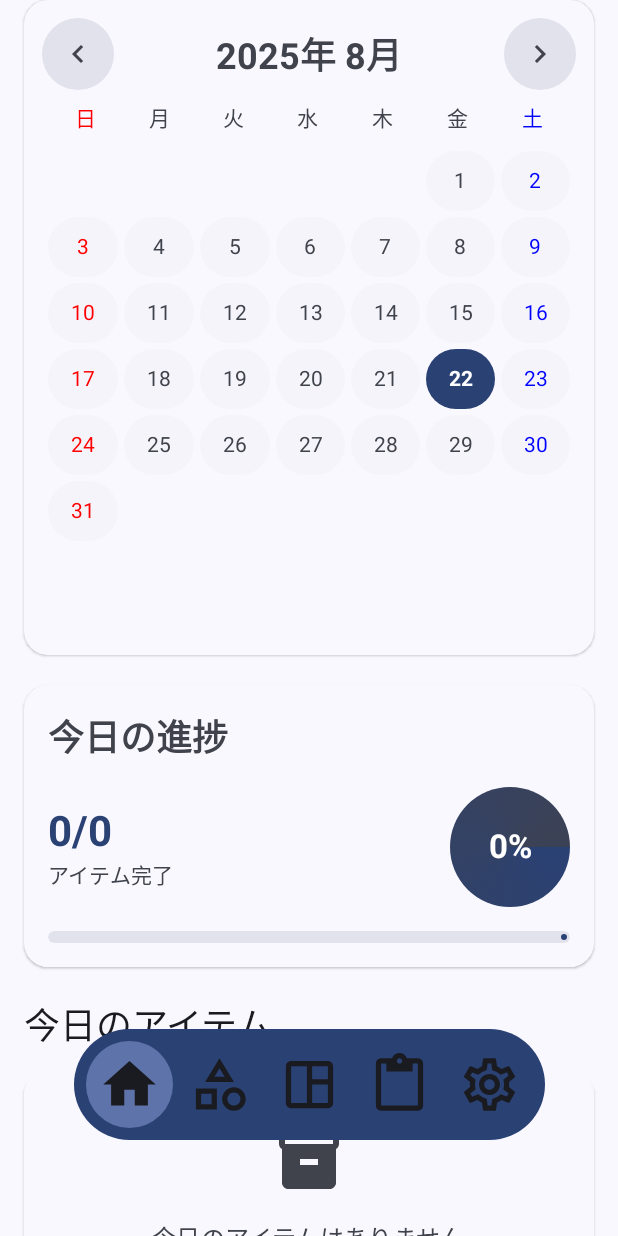
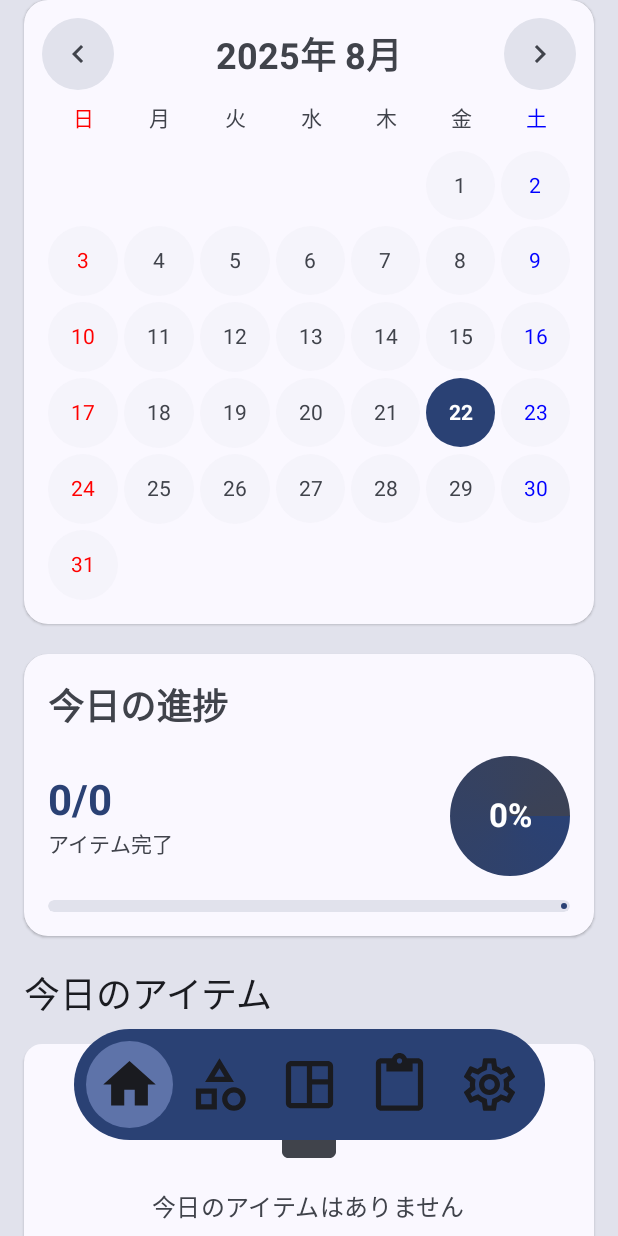
Before and after one commit to segnities007/CheckMate, an Android app built with Jetpack Compose: the screen it shows after launch (MainActivity), after a tap on "Continue with nothing", on a phone screen of 412 x 824 dp. Run offline under Robolectric (Android 15) with nearby library versions, the phone set to English and light mode, and no system bars; our stand-ins replace Room's generated code.

Commit message:
modify ui

```diff
--- a/app/src/main/java/com/segnities007/checkmate/ui/theme/Theme.kt
+++ b/app/src/main/java/com/segnities007/checkmate/ui/theme/Theme.kt
@@ -10,12 +10,16 @@ import androidx.compose.material3.dynamicLightColorScheme
 import androidx.compose.material3.lightColorScheme
 import androidx.compose.runtime.Composable
 import androidx.compose.ui.platform.LocalContext
+import androidx.compose.ui.graphics.Color
 
 private val DarkColorScheme =
     darkColorScheme(
         primary = Purple80,
         secondary = PurpleGrey80,
         tertiary = Pink80,
+        background = Color(0xFF000000), // 純黒背景色
+        surface = Color(0xFF1E1E1E), // Cardの背景色
+        surfaceVariant = Color(0xFF2D2D2D), // セカンダリカードの背景色
     )
 
 private val LightColorScheme =
@@ -23,15 +27,9 @@ private val LightColorScheme =
         primary = Purple40,
         secondary = PurpleGrey40,
         tertiary = Pink40,
-    /* Other default colors to override
-    background = Color(0xFFFFFBFE),
-    surface = Color(0xFFFFFBFE),
-    onPrimary = Color.White,
-    onSecondary = Color.White,
-    onTertiary = Color.White,
-    onBackground = Color(0xFF1C1B1F),
-    onSurface = Color(0xFF1C1B1F),
-     */
+        background = Color(0xFFCCCCCC), // より濃いグレー背景色
+        surface = Color(0xFFFFFFFF), // Cardの背景色
+        surfaceVariant = Color(0xFFF8F8F8), // セカンダリカードの背景色
     )
 
 @Composable
--- a/presentation/home/src/main/java/com/segnities007/home/HomeScreen.kt
+++ b/presentation/home/src/main/java/com/segnities007/home/HomeScreen.kt
@@ -3,12 +3,15 @@ package com.segnities007.home
 import android.util.Log
 import androidx.compose.animation.core.animateFloatAsState
 import androidx.compose.animation.core.tween
+import androidx.compose.foundation.background
 import androidx.compose.foundation.layout.Column
 import androidx.compose.foundation.layout.PaddingValues
 import androidx.compose.foundation.layout.Spacer
+import androidx.compose.foundation.layout.fillMaxSize
 import androidx.compose.foundation.layout.height
 import androidx.compose.foundation.layout.padding
 import androidx.compose.foundation.rememberScrollState
+import androidx.compose.material3.MaterialTheme
 import androidx.compose.runtime.Composable
 import androidx.compose.runtime.LaunchedEffect
 import androidx.compose.runtime.collectAsState
@@ -65,7 +68,10 @@ fun HomeScreen(
     }
 
     Column(
-        modifier = Modifier.padding(horizontal = 0.dp),
+        modifier = Modifier
+            .fillMaxSize()
+            .background(MaterialTheme.colorScheme.surfaceVariant)
+            .padding(horizontal = 0.dp),
     ) {
         Spacer(modifier = Modifier.height(innerPadding.calculateTopPadding()))
 
--- a/presentation/home/src/main/java/com/segnities007/home/component/EnhancedCalendarCard.kt
+++ b/presentation/home/src/main/java/com/segnities007/home/component/EnhancedCalendarCard.kt
@@ -74,7 +74,20 @@ fun EnhancedCalendarCard(
                 }
             )
 
-            // 今日ボタン
+            // 曜日ヘッダー
+            CalendarWeekdayRow()
+
+            // カレンダーグリッド
+            EnhancedCalendarDateGrid(
+                year = year,
+                month = month,
+                selectedDate = selectedDate,
+                today = today,
+                templates = templates,
+                onDateSelected = onDateSelected,
+            )
+
+            // 今日ボタン（カレンダー下部に配置）
             if (selectedDate != today) {
                 OutlinedButton(
                     onClick = { onDateSelected(today) },
@@ -104,19 +117,6 @@ fun EnhancedCalendarCard(
                     )
                 }
             }
-
-            // 曜日ヘッダー
-            CalendarWeekdayRow()
-
-            // カレンダーグリッド
-            EnhancedCalendarDateGrid(
-                year = year,
-                month = month,
-                selectedDate = selectedDate,
-                today = today,
-                templates = templates,
-                onDateSelected = onDateSelected,
-            )
         }
     }
 }
@@ -172,7 +172,10 @@ private fun CalendarHeader(
 
 @Composable
 private fun CalendarWeekdayRow() {
-    Row(modifier = Modifier.fillMaxWidth()) {
+    Row(
+        modifier = Modifier.fillMaxWidth(),
+        horizontalArrangement = Arrangement.spacedBy(4.dp)
+    ) {
         listOf("日", "月", "火", "水", "木", "金", "土").forEach { day ->
             val textColor =
                 when (day) {
@@ -180,15 +183,19 @@ private fun CalendarWeekdayRow() {
                     "土" -> Color.Blue
                     else -> MaterialTheme.colorScheme.onSurfaceVariant
                 }
+            Box(
+                modifier = Modifier.weight(1f),
+                contentAlignment = Alignment.Center
+            ) {
                 Text(
                     text = day,
-                modifier = Modifier.weight(1f),
                     textAlign = TextAlign.Center,
                     color = textColor,
                     style = MaterialTheme.typography.bodyMedium,
                     fontWeight = FontWeight.Medium,
                     fontSize = 14.sp
                 )
+            }
         }
     }
 }
@@ -204,7 +211,19 @@ private fun EnhancedCalendarDateGrid(
 ) {
     val firstOfMonth = LocalDate(year, month, 1)
     val totalDays = firstOfMonth.plus(1, DateTimeUnit.MONTH).minus(1, DateTimeUnit.DAY).dayOfMonth
-    val firstWeekday = (firstOfMonth.dayOfWeek.isoDayNumber % 7)
+    // 日曜日を0、月曜日を1、...、土曜日を6とする
+    val firstWeekday = when (firstOfMonth.dayOfWeek) {
+        KDayOfWeek.SUNDAY -> 0
+        KDayOfWeek.MONDAY -> 1
+        KDayOfWeek.TUESDAY -> 2
+        KDayOfWeek.WEDNESDAY -> 3
+        KDayOfWeek.THURSDAY -> 4
+        KDayOfWeek.FRIDAY -> 5
+        KDayOfWeek.SATURDAY -> 6
+    }
+
+    // 必要な行数を計算（最大6行）
+    val requiredRows = minOf(6, ((totalDays + firstWeekday - 1) / 7) + 1)
 
     // テンプレートがある日付を取得
     val datesWithTemplates = templates.flatMap { template ->
@@ -233,23 +252,28 @@ private fun EnhancedCalendarDateGrid(
         }.flatten()
     }.distinct()
 
-    LazyVerticalGrid(
-        columns = GridCells.Fixed(7),
-        modifier = Modifier
-            .fillMaxWidth()
-            .height(320.dp),
-        verticalArrangement = Arrangement.spacedBy(4.dp),
-        horizontalArrangement = Arrangement.spacedBy(4.dp),
+    Column(
+        modifier = Modifier.fillMaxWidth(),
+        verticalArrangement = Arrangement.spacedBy(4.dp)
     ) {
-        items(firstWeekday) {
-            Box(modifier = Modifier.size(40.dp)) // 空白セル
-        }
+        repeat(requiredRows) { rowIndex ->
+            Row(
+                modifier = Modifier.fillMaxWidth(),
+                horizontalArrangement = Arrangement.spacedBy(4.dp)
+            ) {
+                repeat(7) { columnIndex ->
+                    val cellIndex = rowIndex * 7 + columnIndex
+                    val day = cellIndex - firstWeekday + 1
 
-        items(totalDays) { index ->
-            val day = index + 1
+                    if (cellIndex < firstWeekday || day > totalDays) {
+                        // 空白セル
+                        Box(modifier = Modifier.weight(1f))
+                    } else {
+                        // 日付セル
                         val date = LocalDate(year, month, day)
                         val hasTemplates = datesWithTemplates.contains(date)
 
+                        Box(modifier = Modifier.weight(1f)) {
                             EnhancedCalendarDateCell(
                                 date = date,
                                 day = day,
@@ -258,6 +282,10 @@ private fun EnhancedCalendarDateGrid(
                                 hasTemplates = hasTemplates,
                                 onDateSelected = onDateSelected,
                             )
+                        }
+                    }
+                }
+            }
         }
     }
 }
@@ -286,7 +314,8 @@ private fun EnhancedCalendarDateCell(
 
     Box(
         modifier = Modifier
-            .size(40.dp)
+            .fillMaxWidth()
+            .aspectRatio(1f) // 正方形を維持
             .clip(CircleShape)
             .background(backgroundColor)
             .clickable { onDateSelected(date) },
--- a/presentation/templates/src/main/java/com/segnities007/templates/page/WeeklyTemplateItemSelector.kt
+++ b/presentation/templates/src/main/java/com/segnities007/templates/page/WeeklyTemplateItemSelector.kt
@@ -200,7 +200,7 @@ fun WeeklyTemplateSelector(
                         containerColor = if (isSelected) {
                             MaterialTheme.colorScheme.primaryContainer.copy(alpha = 0.3f)
                         } else {
-                            MaterialTheme.colorScheme.surfaceVariant.copy(alpha = 0.3f)
+                            MaterialTheme.colorScheme.surface
                         }
                     ),
                     onClick = {
@@ -274,7 +274,7 @@ fun WeeklyTemplateSelector(
                                     if (isSelected) {
                                         MaterialTheme.colorScheme.primary
                                     } else {
-                                        MaterialTheme.colorScheme.surfaceVariant
+                                        MaterialTheme.colorScheme.outline.copy(alpha = 0.3f)
                                     }
                                 ),
                             contentAlignment = Alignment.Center
```
Also changed, not shown: presentation/dashboard/src/main/java/com/segnities007/dashboard/DashboardScreen.kt (+15 -2 lines), presentation/items/src/main/java/com/segnities007/items/page/ItemsListPage.kt (+7 -1 lines), presentation/setting/src/main/java/com/segnities007/setting/SettingScreen.kt (+16 -2 lines), presentation/templates/src/main/java/com/segnities007/templates/TemplatesScreen.kt (+7 -0 lines). Lines whose indentation alone changed are shown as unchanged.
